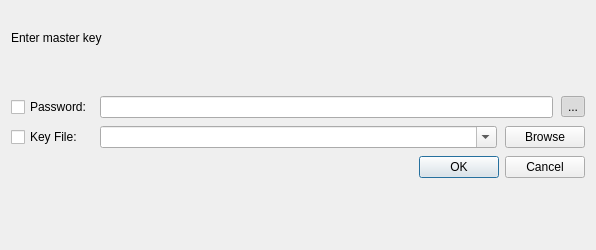
Old version of the form src/gui/DatabaseOpenWidget.ui in the repository danilovsergei/keepassx-gdrive.
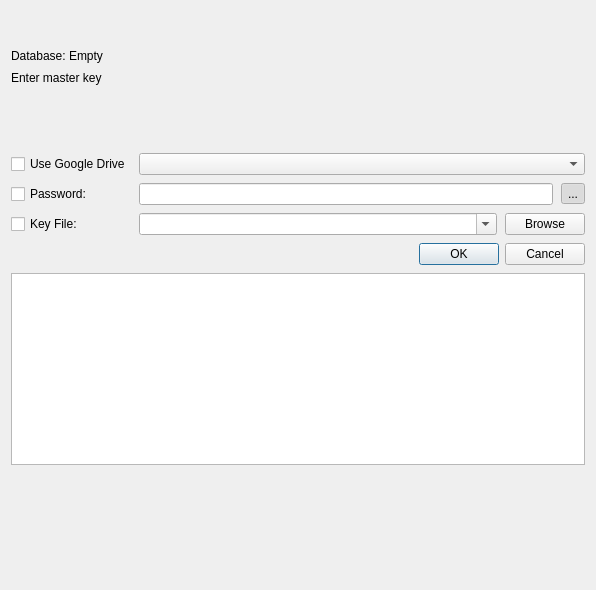
New version of the form.

Patch:
```diff
--- a/src/gui/DatabaseOpenWidget.ui
+++ b/src/gui/DatabaseOpenWidget.ui
@@ -7,10 +7,10 @@
     <x>0</x>
     <y>0</y>
     <width>596</width>
-    <height>250</height>
+    <height>590</height>
    </rect>
   </property>
-  <layout class="QVBoxLayout" name="verticalLayout" stretch="1,0,0,1,0,0,3">
+  <layout class="QVBoxLayout" name="verticalLayout" stretch="1,0,0,0,1,0,0,0,3">
    <property name="spacing">
     <number>8</number>
    </property>
@@ -27,6 +27,13 @@
      </property>
     </spacer>
    </item>
+   <item>
+    <widget class="QLabel" name="db_name">
+     <property name="text">
+      <string>Database: Empty</string>
+     </property>
+    </widget>
+   </item>
    <item>
     <widget class="QLabel" name="labelHeadline">
      <property name="text">
@@ -55,45 +62,28 @@
      <property name="verticalSpacing">
       <number>8</number>
      </property>
-     <item row="1" column="0">
+     <item row="0" column="0">
+      <widget class="QCheckBox" name="checkGDrive">
+       <property name="text">
+        <string>Use Google Drive</string>
+       </property>
+      </widget>
+     </item>
+     <item row="2" column="0">
       <widget class="QCheckBox" name="checkKeyFile">
        <property name="text">
         <string>Key File:</string>
        </property>
       </widget>
      </item>
-     <item row="0" column="0">
+     <item row="1" column="0">
       <widget class="QCheckBox" name="checkPassword">
        <property name="text">
         <string>Password:</string>
        </property>
       </widget>
      </item>
-     <item row="0" column="1">
-      <layout class="QHBoxLayout" name="horizontalLayout">
-       <item>
-        <widget class="QLineEdit" name="editPassword">
-         <property name="echoMode">
-          <enum>QLineEdit::Password</enum>
-         </property>
-        </widget>
-       </item>
-       <item>
-        <widget class="QToolButton" name="buttonTogglePassword">
-         <property name="text">
-          <string>...</string>
-         </property>
-         <property name="checkable">
-          <bool>true</bool>
-         </property>
-         <property name="checked">
-          <bool>true</bool>
-         </property>
-        </widget>
-       </item>
-      </layout>
-     </item>
-     <item row="1" column="1">
+     <item row="2" column="2">
       <layout class="QHBoxLayout" name="horizontalLayout_2">
        <item>
         <widget class="QComboBox" name="comboKeyFile">
@@ -117,6 +107,33 @@
        </item>
       </layout>
      </item>
+     <item row="1" column="2">
+      <layout class="QHBoxLayout" name="horizontalLayout">
+       <item>
+        <widget class="QLineEdit" name="editPassword">
+         <property name="echoMode">
+          <enum>QLineEdit::Password</enum>
+         </property>
+        </widget>
+       </item>
+       <item>
+        <widget class="QToolButton" name="buttonTogglePassword">
+         <property name="text">
+          <string>...</string>
+         </property>
+         <property name="checkable">
+          <bool>true</bool>
+         </property>
+         <property name="checked">
+          <bool>true</bool>
+         </property>
+        </widget>
+       </item>
+      </layout>
+     </item>
+     <item row="0" column="2">
+      <widget class="QComboBox" name="selectCloudDb"/>
+     </item>
     </layout>
    </item>
    <item>
@@ -129,6 +146,9 @@
      </property>
     </widget>
    </item>
+   <item>
+    <widget class="QTextEdit" name="mytext"/>
+   </item>
    <item>
     <spacer name="verticalSpacer">
      <property name="orientation">
```
Left out of the diff: 1 changed line with no effect on the pictures.
